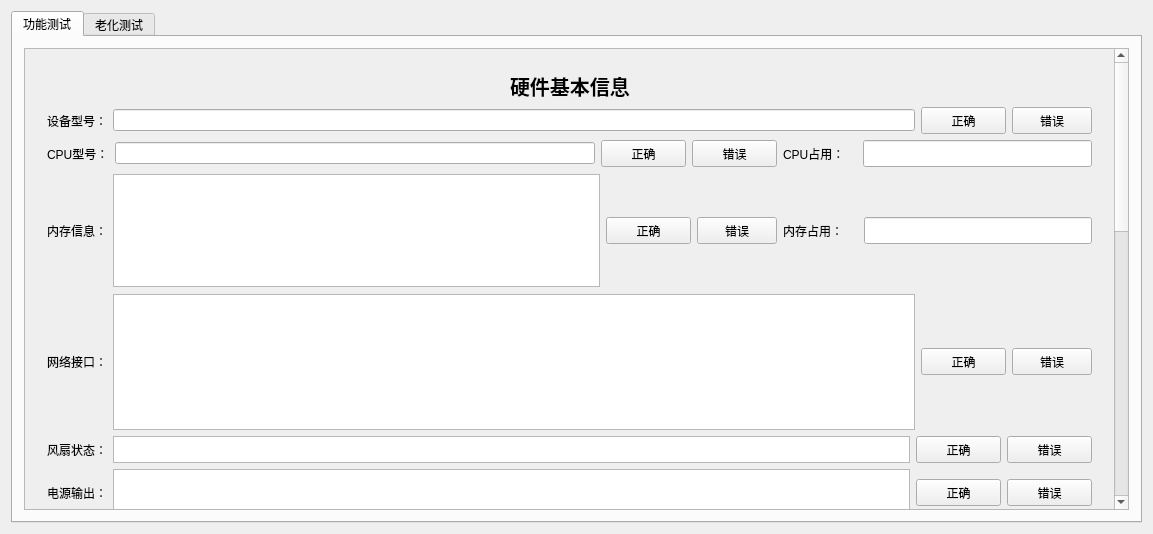
github188/test, file jw-test-tool-new/widget.ui: the form before one commit.
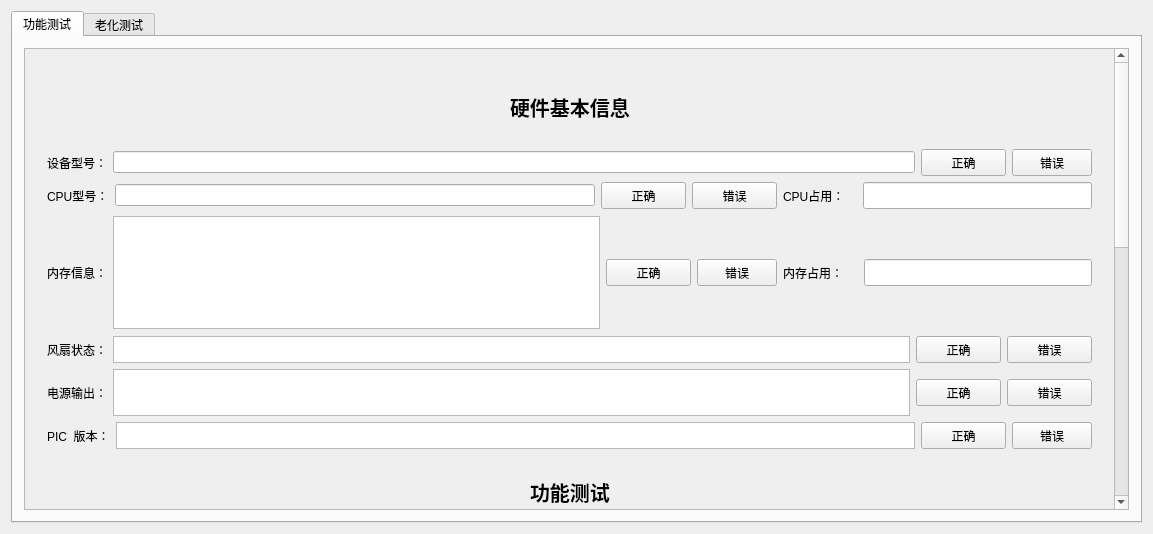
The form after the commit.

Commit message: 1.删除了系统信息中的网络信息 2.在功能测试中为网络测试添加了显示mac地址 3.在老化测试中，未插磁盘的slot显示为灰色 4.使bios编号为1011的设备可以使用系统（功能还没有测试） 5.完善了raid的初始化脚本 6.将版本改为0.4

```diff
--- a/jw-test-tool-new/widget.ui
+++ b/jw-test-tool-new/widget.ui
@@ -42,9 +42,9 @@
           <property name="geometry">
            <rect>
             <x>0</x>
-            <y>-652</y>
-            <width>1093</width>
-            <height>1174</height>
+            <y>-411</y>
+            <width>1090</width>
+            <height>1074</height>
            </rect>
           </property>
           <layout class="QVBoxLayout" name="verticalLayout_4">
@@ -52,8 +52,8 @@
             <widget class="QWidget" name="widget" native="true">
              <property name="minimumSize">
               <size>
-               <width>900</width>
-               <height>500</height>
+               <width>950</width>
+               <height>400</height>
               </size>
              </property>
              <layout class="QVBoxLayout" name="verticalLayout_2">
@@ -385,58 +385,6 @@
                 </item>
                </layout>
               </item>
-              <item>
-               <layout class="QHBoxLayout" name="horizontalLayout_21">
-                <item>
-                 <layout class="QHBoxLayout" name="horizontalLayout_22">
-                  <item>
-                   <widget class="QLabel" name="label_11">
-                    <property name="text">
-                     <string>网络接口：</string>
-                    </property>
-                   </widget>
-                  </item>
-                  <item>
-                   <widget class="QTextEdit" name="textEdit_2">
-                    <property name="readOnly">
-                     <bool>true</bool>
-                    </property>
-                   </widget>
-                  </item>
-                 </layout>
-                </item>
-                <item>
-                 <layout class="QHBoxLayout" name="horizontalLayout_23">
-                  <item>
-                   <widget class="QPushButton" name="pushButton_9">
-                    <property name="minimumSize">
-                     <size>
-                      <width>85</width>
-                      <height>27</height>
-                     </size>
-                    </property>
-                    <property name="text">
-                     <string>正确</string>
-                    </property>
-                   </widget>
-                  </item>
-                  <item>
-                   <widget class="QPushButton" name="pushButton_10">
-                    <property name="maximumSize">
-                     <size>
-                      <width>85</width>
-                      <height>27</height>
-                     </size>
-                    </property>
-                    <property name="text">
-                     <string>错误</string>
-                    </property>
-                   </widget>
-                  </item>
-                 </layout>
-                </item>
-               </layout>
-              </item>
               <item>
                <layout class="QHBoxLayout" name="horizontalLayout_27">
                 <item>
@@ -660,7 +608,7 @@
             <widget class="QWidget" name="widget_2" native="true">
              <property name="minimumSize">
               <size>
-               <width>900</width>
+               <width>950</width>
                <height>650</height>
               </size>
              </property>
```
Left out of the diff: 13 changed lines with no effect on the pictures. The commit also changes 6 other files.
